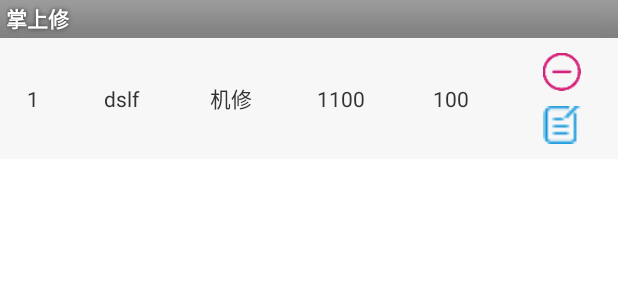
After one commit to wutongyuqq/zhangshangxiu-new, an Android app: the layout peijian_pro_item.xml on its own in the app's theme, with its tools: preview values and no code run, on a phone screen of 412 x 824 dp. The commit adds this screen. Shown: the top 300 px of the screen. Run offline under Robolectric (Android 15) with nearby library versions, the phone set to English and light mode, and no system bars.

Commit message:
修改文件

```diff
--- a/app/src/main/java/com/shoujia/zhangshangxiu/dialog/CommonTipDialog.java
+++ b/app/src/main/java/com/shoujia/zhangshangxiu/dialog/CommonTipDialog.java
@@ -2,7 +2,6 @@ package com.shoujia.zhangshangxiu.dialog;
 
 import android.app.Dialog;
 import android.content.Context;
-import android.graphics.Color;
 import android.text.TextUtils;
 import android.view.Gravity;
 import android.view.View;
@@ -13,9 +12,9 @@ import android.widget.LinearLayout;
 import android.widget.TextView;
 
 import com.shoujia.zhangshangxiu.R;
-import com.shoujia.zhangshangxiu.util.Util;
+import com.shoujia.zhangshangxiu.entity.PeijianBean;
 
-public class CommonTipDialog{
+public class CommonTipDialog {
     private Context mContext;
     Dialog mDialog;
     private TextView title, content_line_one, content_line_two, btn_left, btn_right;
--- a/app/src/main/java/com/shoujia/zhangshangxiu/entity/OrderCarInfo.java
+++ b/app/src/main/java/com/shoujia/zhangshangxiu/entity/OrderCarInfo.java
@@ -88,7 +88,7 @@ public class OrderCarInfo implements Serializable {
     }
 
     public String getDjzt() {
-        return djzt;
+        return djzt==null?"":djzt;
     }
 
     public void setDjzt(String djzt) {
--- a/app/src/main/java/com/shoujia/zhangshangxiu/entity/PeijianBean.java
+++ b/app/src/main/java/com/shoujia/zhangshangxiu/entity/PeijianBean.java
@@ -33,7 +33,7 @@ public class PeijianBean {
 	}
 
 	public String getCk() {
-		return ck;
+		return ck==null?"":ck;
 	}
 
 	public void setCk(String ck) {
@@ -49,7 +49,7 @@ public class PeijianBean {
 	}
 
 	public String getPjbm() {
-		return pjbm;
+		return pjbm==null?"":pjbm;
 	}
 
 	public void setPjbm(String pjbm) {
--- a/app/src/main/java/com/shoujia/zhangshangxiu/manager/activity/MangerLinggongActivity.java
+++ b/app/src/main/java/com/shoujia/zhangshangxiu/manager/activity/MangerLinggongActivity.java
@@ -436,7 +436,7 @@ public class MangerLinggongActivity extends BaseActivity implements View.OnClick
                 Map<String, Object> resMap = (Map<String, Object>) JSON.parse(json);
                 String state = (String) resMap.get("state");
                 if ("ok".equals(state)) {
-                    toastMsg = "领工成功";
+                    toastMsg = "完工审核成功";
                     mHandler.sendEmptyMessage(TOAST_MSG);
                     manageInfos.clear();
                     getLinggongData();
--- a/app/src/main/res/layout/peijian_order_bottom.xml
+++ b/app/src/main/res/layout/peijian_order_bottom.xml
@@ -87,7 +87,7 @@
                     android:layout_height="wrap_content"
                     android:layout_weight="1"
                     android:gravity="center"
-                    android:text="1234" />
+                    android:text="" />
 
             </LinearLayout>
         </LinearLayout>
--- /dev/null
+++ b/app/src/main/res/layout/peijian_pro_item.xml
@@ -0,0 +1,79 @@
+<?xml version="1.0" encoding="utf-8"?>
+<LinearLayout xmlns:android="http://schemas.android.com/apk/res/android"
+    android:layout_width="match_parent"
+    android:layout_height="wrap_content"
+    android:orientation="horizontal"
+    android:gravity="center"
+    android:background="#F7F7F7"
+    android:paddingTop="10dp"
+    android:paddingBottom="10dp"
+    >
+    <TextView
+        android:id="@+id/tv_num"
+        android:layout_width="0dp"
+        android:layout_height="wrap_content"
+        android:gravity="center"
+        android:layout_weight="0.6"
+        android:text="1"
+        />
+    <TextView
+        android:id="@+id/pro_name"
+        android:layout_width="0dp"
+        android:layout_height="wrap_content"
+        android:layout_weight="1"
+        android:gravity="center"
+        android:ellipsize="end"
+        android:text="dslf"
+        />
+    <TextView
+        android:id="@+id/pro_type"
+        android:layout_width="0dp"
+        android:layout_height="wrap_content"
+        android:layout_weight="1"
+        android:gravity="center"
+        android:text="机修"
+        />
+    <TextView
+        android:id="@+id/tv_xlf"
+        android:layout_width="0dp"
+        android:layout_height="wrap_content"
+        android:layout_weight="1"
+        android:gravity="center"
+        android:text="1100"
+        />
+    <TextView
+        android:id="@+id/tv_zk"
+        android:layout_width="0dp"
+        android:layout_height="wrap_content"
+        android:layout_weight="1"
+        android:gravity="center"
+        android:text="100"
+        />
+
+    <LinearLayout
+        android:layout_width="0dp"
+        android:layout_height="wrap_content"
+        android:layout_weight="1"
+        android:gravity="center"
+        android:orientation="vertical">
+
+    <ImageView
+        android:id="@+id/tv_delete"
+        android:layout_width="25dp"
+        android:layout_height="25dp"
+        android:gravity="center"
+        android:src="@drawable/minus_img"
+        />
+
+
+        <ImageView
+            android:id="@+id/tv_edit"
+            android:layout_width="25dp"
+            android:layout_height="25dp"
+            android:layout_marginTop="10dp"
+            android:gravity="center"
+            android:src="@drawable/edit"
+            />
+
+    </LinearLayout>
+</LinearLayout>
--- a/app/src/main/res/layout/project_order_bottom.xml
+++ b/app/src/main/res/layout/project_order_bottom.xml
@@ -100,7 +100,7 @@
                     android:layout_height="wrap_content"
                     android:layout_weight="1"
                     android:gravity="center"
-                    android:text="1234" />
+                    android:text="" />
 
             </LinearLayout>
 
```
Also changed, not shown: app/src/main/java/com/shoujia/zhangshangxiu/base/BaseActivity.java (+5 -2 lines), app/src/main/java/com/shoujia/zhangshangxiu/dialog/PeijianTipDialog.java (added, +69 -0 lines), app/src/main/java/com/shoujia/zhangshangxiu/msgcenter/QueryOrderActivity.java (+7 -4 lines), app/src/main/java/com/shoujia/zhangshangxiu/msgcenter/help/QueryOrderDataHelper.java (+10 -3 lines), app/src/main/java/com/shoujia/zhangshangxiu/order/ProjectJiesuanActivity.java (+7 -0 lines), app/src/main/java/com/shoujia/zhangshangxiu/order/ProjectOrderActivity.java (+65 -8 lines), app/src/main/java/com/shoujia/zhangshangxiu/order/ProjectPaigongActivity.java (+13 -4 lines), app/src/main/java/com/shoujia/zhangshangxiu/order/adapter/PeijianOrderProAdapter.java (+7 -5 lines), app/src/main/res/layout/dialog_peijian_tip.xml (added, +27 -0 lines), app/src/main/res/layout/project_peijian_head.xml (+1 -7 lines).
